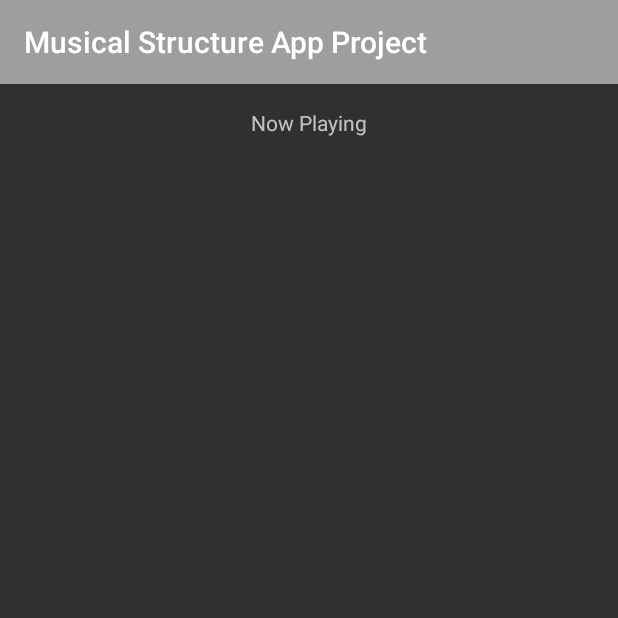
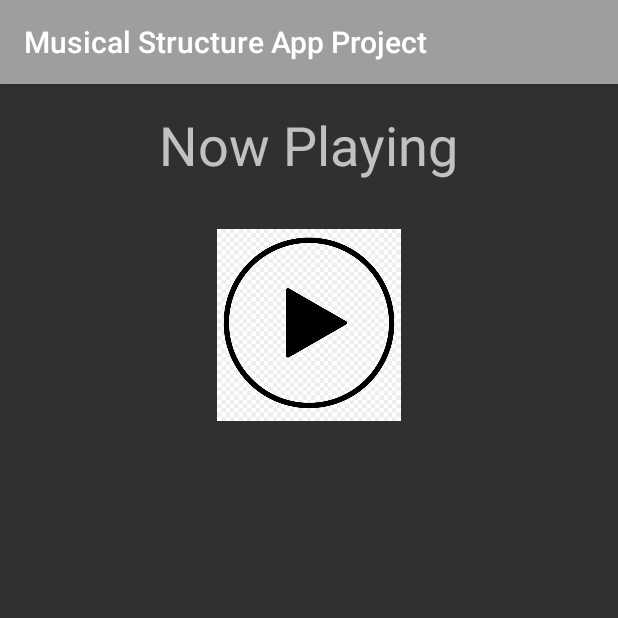
Before and after one commit to Mazin1989/MusicalStructureAppProject, an Android app: the NowPlaying screen opened directly, with no data from a screen before it, on a phone screen of 412 x 824 dp, the top half of it. Run offline under Robolectric (Android 15) with nearby library versions, the phone set to English and light mode, and no system bars.

Commit message:
Add files via upload
Fix: onItemClick() method works now when clicking on a List item

Resolves: #1

```diff
--- a/app/src/main/java/com/example/android/musicalstructureappproject/SongsActivity.java
+++ b/app/src/main/java/com/example/android/musicalstructureappproject/SongsActivity.java
@@ -5,12 +5,12 @@ import android.os.Bundle;
 import android.view.View;
 import android.widget.AdapterView;
 import android.widget.ListView;
-import android.widget.TextView;
 
 import androidx.appcompat.app.AppCompatActivity;
 
 import java.util.ArrayList;
 import java.util.Collections;
+import java.util.Comparator;
 
 public class SongsActivity extends AppCompatActivity {
 
@@ -54,12 +54,11 @@ public class SongsActivity extends AppCompatActivity {
                 String mSongName = currentSong.getSongName();
                 String mArtistName = currentSong.getArtistName();
                 // Sending the name and artist of song to NowPlayingActivity.
-                Intent songIntent = new Intent(this, NowPlaying.class);
+                Intent songIntent = new Intent(SongsActivity.this, NowPlaying.class);
                 songIntent.putExtra("name", mSongName);
                 songIntent.putExtra("artist", mArtistName);
                 startActivity(songIntent);
             }
-
         });
 
     }
--- a/app/src/main/res/layout/now_playing.xml
+++ b/app/src/main/res/layout/now_playing.xml
@@ -9,19 +9,34 @@
         android:layout_width="wrap_content"
         android:layout_height="wrap_content"
         android:layout_gravity="center"
-        android:text="Now Playing" />
+        android:text="@string/now_playing_text_view"
+        android:textSize="36sp" />
+
+    <ImageView
+        android:layout_width="128dp"
+        android:layout_height="128dp"
+        android:layout_gravity="center"
+        android:layout_marginTop="32dp"
+        android:scaleType="fitCenter"
+        android:src="@drawable/play_icon" />
 
     <TextView
         android:id="@+id/now_playing_song"
         android:layout_width="wrap_content"
         android:layout_height="wrap_content"
-        android:text="Song Name" />
+        android:layout_gravity="center"
+        android:layout_marginTop="80dp"
+        android:text="@string/tv_song_name_now_playing"
+        android:textSize="36sp" />
 
     <TextView
         android:id="@+id/now_playing_artist"
         android:layout_width="wrap_content"
         android:layout_height="wrap_content"
-        android:text="Artist Name" />
+        android:layout_gravity="center"
+        android:layout_marginTop="32dp"
+        android:text="@string/tv_artist_name_now_playing"
+        android:textSize="24sp" />
 
 
 </LinearLayout>
--- a/app/src/main/res/values/strings.xml
+++ b/app/src/main/res/values/strings.xml
@@ -1,4 +1,7 @@
 <resources>
     <string name="app_name">Musical Structure App Project</string>
     <string name="song_list">Song List</string>
+    <string name="now_playing_text_view">Now Playing</string>
+    <string name="tv_song_name_now_playing">Song Name</string>
+    <string name="tv_artist_name_now_playing">Artist Name</string>
 </resources>
```
Also changed, not shown: app/src/main/res/drawable/play_icon.png (added).
